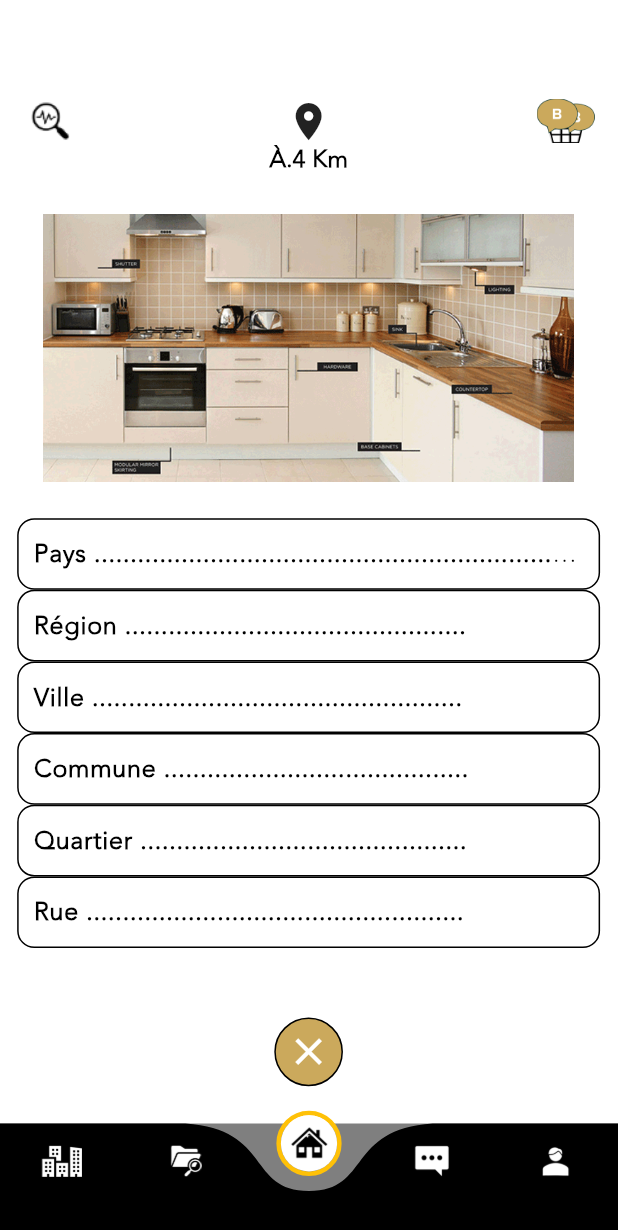
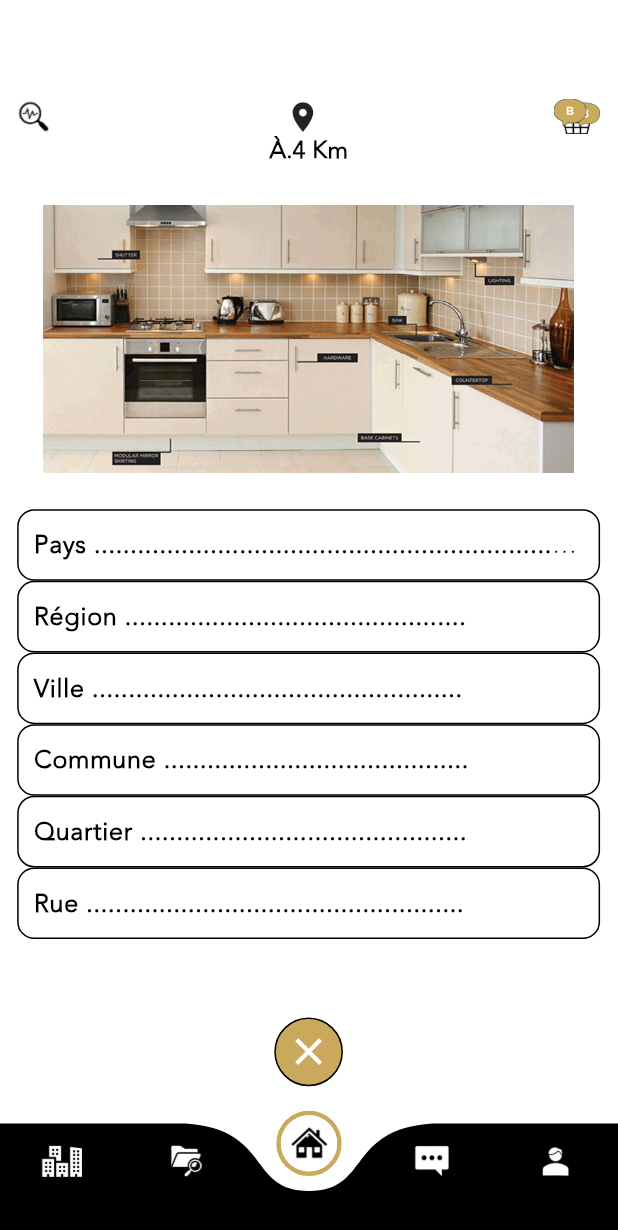
Before and after one commit to maazkhurshid60/bips-app, a Flutter app: the DashboardView screen opened directly, after a tap on the "location on" icon, on a phone screen of 412 x 824 dp. Shown: the top 1230 px of the screen. Run offline on Flutter 3.47's test engine with Material 3 defaults, Android fonts, the phone set to English and light mode, and no system bars; our stand-ins replace flutter_screenutil, get.

Commit message:
changes done

```diff
--- a/lib/app/modules/dashboard/views/credibility_view.dart
+++ b/lib/app/modules/dashboard/views/credibility_view.dart
@@ -20,9 +20,9 @@ class CredibilityView extends GetView<DashboardController> {
             mainAxisAlignment: MainAxisAlignment.spaceBetween,
             crossAxisAlignment: CrossAxisAlignment.center,
             children: [
-             Image.asset("assets/images/search.png", height: 25.h, width: 40.w),
-              Icon(Icons.location_on, size: 25.h),
-              Image.asset("assets/images/cart.png", height: 25.h, width: 40.w),
+             Image.asset("assets/images/search.png", height: 20.h),
+              Icon(Icons.location_on, size: 20.h),
+              Image.asset("assets/images/cart.png", height: 20.h),
             ],
           ),
           SizedBox(height: 30.h),
--- a/lib/app/modules/dashboard/views/dashboard_view.dart
+++ b/lib/app/modules/dashboard/views/dashboard_view.dart
@@ -18,7 +18,7 @@ class DashboardView extends GetView<DashboardController> {
 
         buttonBackgroundColor:Colors.white,
      color: Colors.black,
-    backgroundColor: Colors.black.withOpacity(0.5),
+    backgroundColor: controller.activePage.value !=0 ? Colors.transparent: const Color.fromARGB(255, 209, 197, 166),
 
   index: controller.activeBottomIndex.value,
     items:  <Widget>[
--- a/lib/app/modules/dashboard/views/home_view.dart
+++ b/lib/app/modules/dashboard/views/home_view.dart
@@ -12,7 +12,7 @@ class HomeView extends GetView<DashboardController> {
   Widget build(BuildContext context) {
     return Container(
       height: double.infinity,
-      padding: EdgeInsets.only(top: 45.h, right: 5.w),
+      padding: EdgeInsets.only(top: 45.h, right: 5.w, left: 5.w),
       decoration: const BoxDecoration(
           color: Colors.black,
           image: DecorationImage(
@@ -28,8 +28,8 @@ class HomeView extends GetView<DashboardController> {
                     controller.activePage.value = 1;
                   },
                   child: Container(
-                    height: 25.h,
-                    padding: EdgeInsets.symmetric(horizontal: 10.w, vertical: 5.h),
+                    height: 20.h,
+                    padding: EdgeInsets.symmetric(horizontal: 10.w, vertical: 2.h),
                     decoration:  const ShapeDecoration(
                        color: Color.fromARGB(255, 187, 185, 185),
                       shape: OvalBorder(
@@ -52,14 +52,14 @@ class HomeView extends GetView<DashboardController> {
                   onTap: () {
                     controller.activePage.value = 5;
                   },
-                  child: Icon(Icons.location_on, size: 25.h)),
+                  child: Icon(Icons.location_on, size: 20.h)),
               const Spacer(),
               GestureDetector(
                   onTap: () {
                     controller.activePage.value = 2;
                   },
                   child: Image.asset("assets/images/cart.png",
-                      height: 25.h, width: 40.w)),
+                      height: 20.h, width: 40.w)),
             ],
           ),
           const Spacer(),
@@ -109,34 +109,34 @@ class HomeView extends GetView<DashboardController> {
                             controller.activePage.value = 3;
                           },
                           child: Image.asset("assets/images/box.png",
-                              height: 30.h, width: 30.w)),
+                              height: 25.h, width: 25.w)),
                       SizedBox(height: 5.h),
                       Text("Bonô", style: AppTextStyle.otherTextStyle.copyWith(fontSize: 14.sp, fontWeight: FontWeight.w900)),
                       SizedBox(height: 5.h),
                       Image.asset("assets/images/hand.png",
-                          height: 30.h, width: 30.w),
+                          height: 25.h, width: 25.w),
                       SizedBox(height: 5.h),
                       GestureDetector(
                           onTap: () {
                             controller.activePage.value = 4;
                           },
                           child: Image.asset("assets/images/cash.png",
-                              height: 30.h, width: 30.w)),
+                              height: 25.h, width: 25.w)),
                       SizedBox(height: 5.h),
                     GestureDetector(
                           onTap: () {
                             controller.activePage.value = 4;
                           },
                           child: Image.asset("assets/images/messages.png",
-                              height: 30.h, width: 30.w)),
+                              height: 25.h, width: 25.w)),
                       SizedBox(height: 5.h),
                       GestureDetector(
                           onTap: () {
                             controller.activePage.value = 6;
                           },
                           child: Image.asset("assets/images/pop.png",
-                              height: 30.h, width: 30.w)),
-                    ],
+                              height: 25.h, width: 25.w)),
+                    ]
                   ),
                 )
               ]),
--- a/lib/app/modules/dashboard/views/location_view.dart
+++ b/lib/app/modules/dashboard/views/location_view.dart
@@ -19,9 +19,9 @@ class LocationView extends GetView<DashboardController> {
             mainAxisAlignment: MainAxisAlignment.spaceBetween,
             crossAxisAlignment: CrossAxisAlignment.center,
             children: [
-             Image.asset("assets/images/search.png", height: 25.h, width: 40.w),
-              Icon(Icons.location_on, size: 25.h),
-              Image.asset("assets/images/cart.png", height: 25.h, width: 40.w),
+             Image.asset("assets/images/search.png", height: 20.h, ),
+              Icon(Icons.location_on, size: 20.h),
+              Image.asset("assets/images/cart.png", height: 20.h),
             ],
           ),
           Text("À.4 Km", style: AppTextStyle.smallbold),
--- a/lib/app/modules/dashboard/views/more_option_view.dart
+++ b/lib/app/modules/dashboard/views/more_option_view.dart
@@ -25,10 +25,10 @@ class MoreOptionView extends GetView<DashboardController> {
                     mainAxisAlignment: MainAxisAlignment.spaceBetween,
                     crossAxisAlignment: CrossAxisAlignment.center,
                     children: [
-                      Icon(Icons.search, size: 25.h),
-                      Icon(Icons.location_on, size: 25.h),
+                      Image.asset("assets/images/search.png", height: 20.h, ),
+                      Icon(Icons.location_on, size: 20.h),
                       Image.asset("assets/images/cart.png",
-                          height: 25.h, width: 40.w),
+                          height: 20.h),
                     ],
                   ),
                   SizedBox(height: 30.h),
--- a/lib/app/modules/dashboard/views/notification_view.dart
+++ b/lib/app/modules/dashboard/views/notification_view.dart
@@ -12,12 +12,12 @@ class NotifcationView extends GetView<DashboardController> {
   @override
   Widget build(BuildContext context) {
     return Container(
-      padding: EdgeInsets.only(left: 5.w,right:5.w, top: 15.h, bottom:20.h),
+      padding: EdgeInsets.only(left: 10.w,right:10.w, top: 15.h, bottom:20.h),
       child: Column(
         children: [
           SizedBox(height: 30.h),
           Image.asset("assets/images/cart.png", height: 50.h),
-          SizedBox(height: 30.h),
+          SizedBox(height: 60.h),
           Align(
               alignment: Alignment.centerLeft,
               child: Text("5 Juin, 2024", style: AppTextStyle.otherTextStyle.copyWith(fontSize: 16.sp, fontWeight: FontWeight.bold))),
@@ -100,7 +100,7 @@ class NotifcationRow extends StatelessWidget {
             padding: EdgeInsets.only(bottom: 40.0),
             child: Icon(Icons.more_horiz),
           ),
-          SizedBox(width: 20.h)
+          SizedBox(width: 10.w)
         ],
       ),
     );
--- a/lib/app/modules/profile/views/otp_view.dart
+++ b/lib/app/modules/profile/views/otp_view.dart
@@ -16,7 +16,7 @@ class OtpVerificationView extends GetView<ProfileController> {
       resizeToAvoidBottomInset: false,
       body: SafeArea(
           child: Padding(
-        padding: const EdgeInsets.symmetric(vertical: 10.0).h,
+        padding: const EdgeInsets.symmetric(vertical: 10.0, horizontal: 10).h,
         child: Center(
           child: Column(
             mainAxisAlignment: MainAxisAlignment.start,
--- a/lib/app/modules/profile/views/profile_view.dart
+++ b/lib/app/modules/profile/views/profile_view.dart
@@ -16,7 +16,7 @@ class ProfileView extends GetView<ProfileController> {
       body: SafeArea(
         child: Padding(
 
-          padding: EdgeInsets.symmetric(vertical:  10.h),
+          padding: EdgeInsets.symmetric(vertical:  10.h, horizontal: 10.w),
           child: Column(
             children: [
               SizedBox(height: 30.h),
--- a/lib/app/modules/splash/views/splash_view.dart
+++ b/lib/app/modules/splash/views/splash_view.dart
@@ -1,3 +1,4 @@
+import 'package:bips_app/app/constants/app_colors.dart';
 import 'package:bips_app/app/constants/app_text_style.dart';
 import 'package:flutter/material.dart';
 import 'package:flutter_screenutil/flutter_screenutil.dart';
@@ -15,10 +16,10 @@ class SplashView extends GetView<SplashController> {
       body: SafeArea(
         child: Center(
             child: Padding(
-          padding: EdgeInsets.symmetric(vertical: 40.h),
+          padding: EdgeInsets.symmetric(vertical: 40.h, horizontal: 10.w),
           child: Container(
               decoration: BoxDecoration(
-                  border: Border.all(color: Colors.black),
+                  border: Border.all(color: AppColors.golden),
                   borderRadius: BorderRadius.circular(50.r)),
               width: double.infinity,
               child: Obx(() => controller.textIndex.value == 0
--- a/lib/app/widgets/custom_bottom_nav_bar.dart
+++ b/lib/app/widgets/custom_bottom_nav_bar.dart
@@ -1,5 +1,6 @@
 import 'dart:math';
 
+import 'package:bips_app/app/constants/app_colors.dart';
 import 'package:bips_app/app/widgets/custom_cliper.dart';
 import 'package:bips_app/app/widgets/custom_nav_painter.dart';
 import 'package:bips_app/app/widgets/custom_navbar_button.dart';
@@ -140,7 +141,7 @@ class CustomCurvedNavigationBarState extends State<CustomCurvedNavigationBar>
                           ),
                           child: Container(
                             decoration: BoxDecoration(
-                              border: Border.all(color: Colors.amber, width: 3),
+                              border: Border.all(color: AppColors.golden, width: 3),
                               shape: BoxShape.circle
                             ),
                             child: Material(
```
Also changed, not shown: lib/app/modules/dashboard/views/switcher_view.dart (+18 -14 lines).
